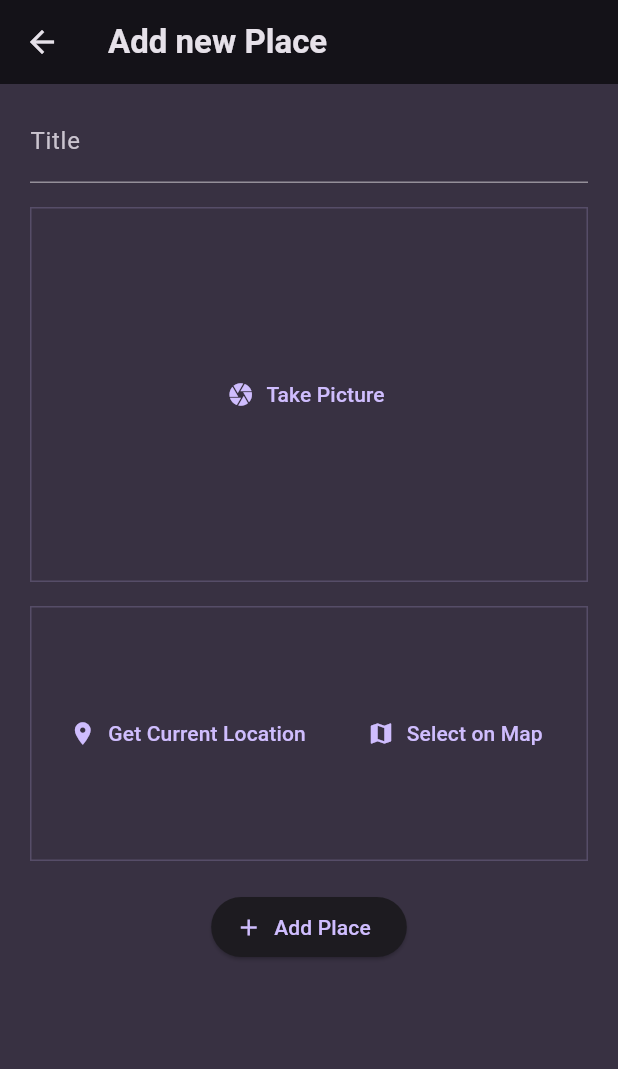
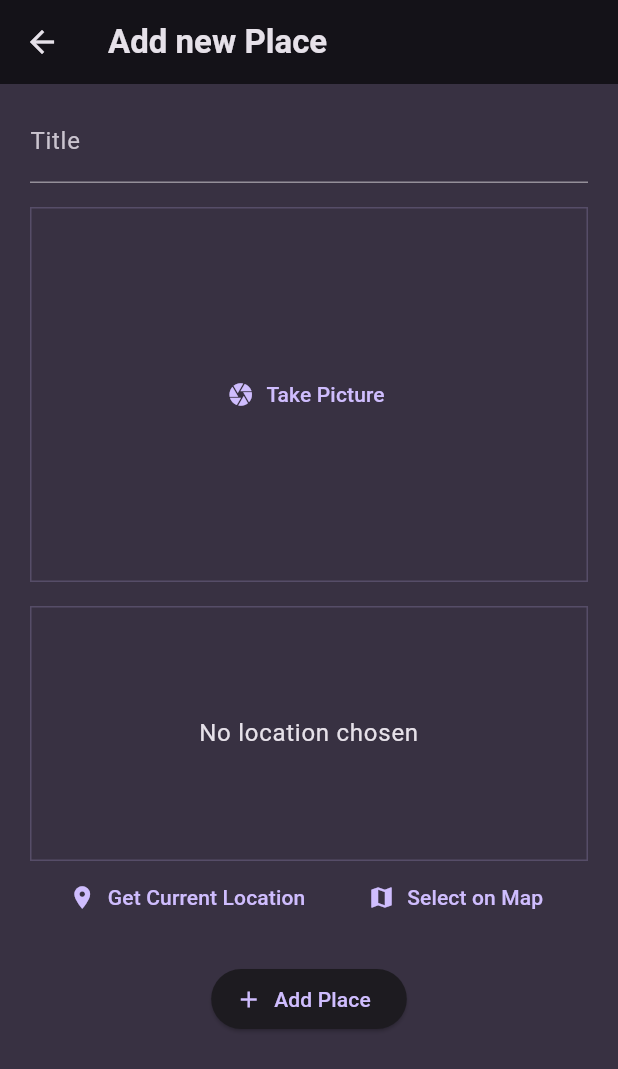
Before and after one commit to dainavipurav/008_flutter_udemy_favorite_places_app, a Flutter app: the AddPlaceScreen screen opened directly, on a phone screen of 412 x 824 dp. Shown: the top 1069 px of the screen. Run offline on Flutter 3.47's test engine with Material 3 defaults, Android fonts, the phone set to English and light mode, and no system bars; our stand-ins replace flutter_riverpod, google_fonts, image_picker, location.

Commit message:
refactor : added location nput field

```diff
--- a/lib/widgets/location_input.dart
+++ b/lib/widgets/location_input.dart
@@ -1,4 +1,5 @@
 import 'package:flutter/material.dart';
+import 'package:location/location.dart';
 
 class LocationInput extends StatefulWidget {
   const LocationInput({super.key});
@@ -8,9 +9,61 @@ class LocationInput extends StatefulWidget {
 }
 
 class _LocationInputState extends State<LocationInput> {
+  bool isGettingLocation = false;
+
+  Future<void> _pickCurrentLocation() async {
+    Location location = Location();
+
+    bool serviceEnabled;
+    PermissionStatus permissionGranted;
+    LocationData locationData;
+
+    serviceEnabled = await location.serviceEnabled();
+    if (!serviceEnabled) {
+      serviceEnabled = await location.requestService();
+      if (!serviceEnabled) {
+        return;
+      }
+    }
+
+    permissionGranted = await location.hasPermission();
+    if (permissionGranted == PermissionStatus.denied) {
+      permissionGranted = await location.requestPermission();
+      if (permissionGranted != PermissionStatus.granted) {
+        return;
+      }
+    }
+
+    setState(() {
+      isGettingLocation = true;
+    });
+
+    locationData = await location.getLocation();
+
+    setState(() {
+      isGettingLocation = false;
+    });
+    print(locationData.latitude);
+    print(locationData.longitude);
+  }
+
   @override
   Widget build(BuildContext context) {
-    return Container(
+    Widget previewContent = Text(
+      'No location chosen',
+      textAlign: TextAlign.center,
+      style: Theme.of(context).textTheme.bodyLarge!.copyWith(
+            color: Theme.of(context).colorScheme.onBackground,
+          ),
+    );
+
+    if (isGettingLocation) {
+      previewContent = const CircularProgressIndicator();
+    }
+
+    return Column(
+      children: [
+        Container(
           decoration: BoxDecoration(
             border: Border.all(
               width: 1,
@@ -20,11 +73,13 @@ class _LocationInputState extends State<LocationInput> {
           height: 170,
           alignment: Alignment.center,
           width: double.infinity,
-      child: Row(
+          child: previewContent,
+        ),
+        Row(
           mainAxisAlignment: MainAxisAlignment.spaceEvenly,
           children: [
             TextButton.icon(
-            onPressed: () {},
+              onPressed: _pickCurrentLocation,
               icon: const Icon(Icons.location_on),
               label: const Text('Get Current Location'),
             ),
@@ -34,7 +89,8 @@ class _LocationInputState extends State<LocationInput> {
               label: const Text('Select on Map'),
             ),
           ],
-      ),
+        )
+      ],
     );
   }
 }
```
Also changed, not shown: 2 other files. Lines whose indentation alone changed are shown as unchanged.
